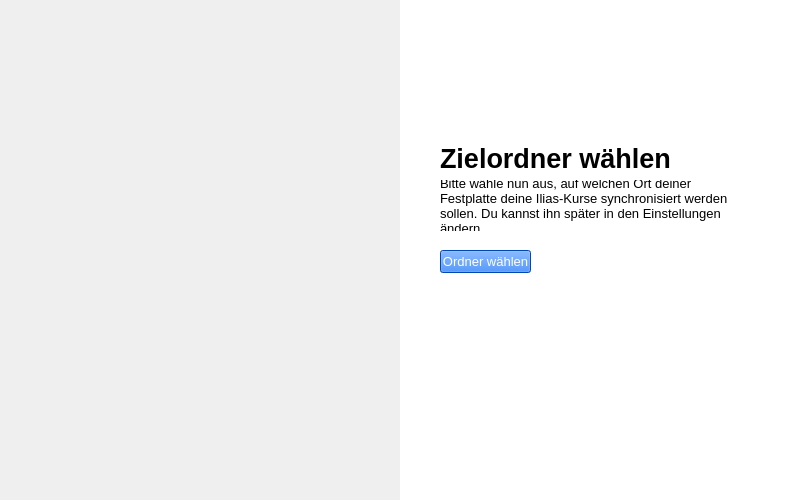
Qt form IliasCrawler/resources/PathSelectionView.ui (HannesHipp/IliasCrawler) before a commit.
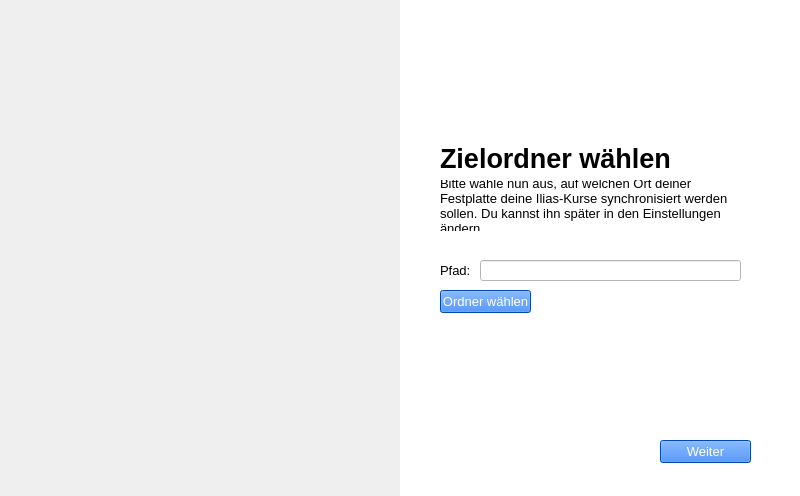
The same form after that commit. Icons and pictures are not drawn.

Diff of the .ui file:
```diff
--- a/IliasCrawler/resources/PathSelectionView.ui
+++ b/IliasCrawler/resources/PathSelectionView.ui
@@ -7,7 +7,7 @@
     <x>0</x>
     <y>0</y>
     <width>800</width>
-    <height>500</height>
+    <height>496</height>
    </rect>
   </property>
   <property name="windowTitle">
@@ -38,6 +38,96 @@
    <property name="styleSheet">
     <string notr="true">background-color: rgb(255, 255, 255)</string>
    </property>
+   <widget class="QLabel" name="label2">
+    <property name="geometry">
+     <rect>
+      <x>40</x>
+      <y>260</y>
+      <width>31</width>
+      <height>21</height>
+     </rect>
+    </property>
+    <property name="font">
+     <font>
+      <family>Segoe UI</family>
+      <pointsize>10</pointsize>
+      <weight>50</weight>
+      <italic>false</italic>
+      <bold>false</bold>
+     </font>
+    </property>
+    <property name="styleSheet">
+     <string notr="true">color: rgb(0, 0, 0);
+font: 10pt &quot;Segoe UI&quot;;</string>
+    </property>
+    <property name="text">
+     <string>Pfad:</string>
+    </property>
+    <property name="wordWrap">
+     <bool>true</bool>
+    </property>
+   </widget>
+   <widget class="QPushButton" name="button_select_path">
+    <property name="geometry">
+     <rect>
+      <x>40</x>
+      <y>290</y>
+      <width>91</width>
+      <height>23</height>
+     </rect>
+    </property>
+    <property name="font">
+     <font>
+      <family>Segoe UI</family>
+      <pointsize>10</pointsize>
+     </font>
+    </property>
+    <property name="styleSheet">
+     <string notr="true">background-color: rgb(0, 101, 255);
+color: rgb(255, 255, 255);
+border-radius: 20p;</string>
+    </property>
+    <property name="text">
+     <string>Ordner wählen</string>
+    </property>
+   </widget>
+   <widget class="QPushButton" name="button_continue">
+    <property name="geometry">
+     <rect>
+      <x>260</x>
+      <y>440</y>
+      <width>91</width>
+      <height>23</height>
+     </rect>
+    </property>
+    <property name="font">
+     <font>
+      <family>Segoe UI</family>
+      <pointsize>10</pointsize>
+     </font>
+    </property>
+    <property name="styleSheet">
+     <string notr="true">background-color: rgb(0, 101, 255);
+color: rgb(255, 255, 255);
+border-radius: 20p;</string>
+    </property>
+    <property name="text">
+     <string>Weiter</string>
+    </property>
+   </widget>
+   <widget class="QLineEdit" name="lineedit_path">
+    <property name="enabled">
+     <bool>false</bool>
+    </property>
+    <property name="geometry">
+     <rect>
+      <x>80</x>
+      <y>260</y>
+      <width>261</width>
+      <height>21</height>
+     </rect>
+    </property>
+   </widget>
   </widget>
   <widget class="QLabel" name="label_description">
    <property name="geometry">
@@ -68,30 +158,6 @@
     <bool>true</bool>
    </property>
   </widget>
-  <widget class="QPushButton" name="button_select_path">
-   <property name="geometry">
-    <rect>
-     <x>440</x>
-     <y>250</y>
-     <width>91</width>
-     <height>23</height>
-    </rect>
-   </property>
-   <property name="font">
-    <font>
-     <family>Segoe UI</family>
-     <pointsize>10</pointsize>
-    </font>
-   </property>
-   <property name="styleSheet">
-    <string notr="true">background-color: rgb(0, 101, 255);
-color: rgb(255, 255, 255);
-border-radius: 20p;</string>
-   </property>
-   <property name="text">
-    <string>Ordner wählen</string>
-   </property>
-  </widget>
   <widget class="QLabel" name="label">
    <property name="geometry">
     <rect>
```
Left out of the diff: 3 changed lines with no effect on the pictures.
